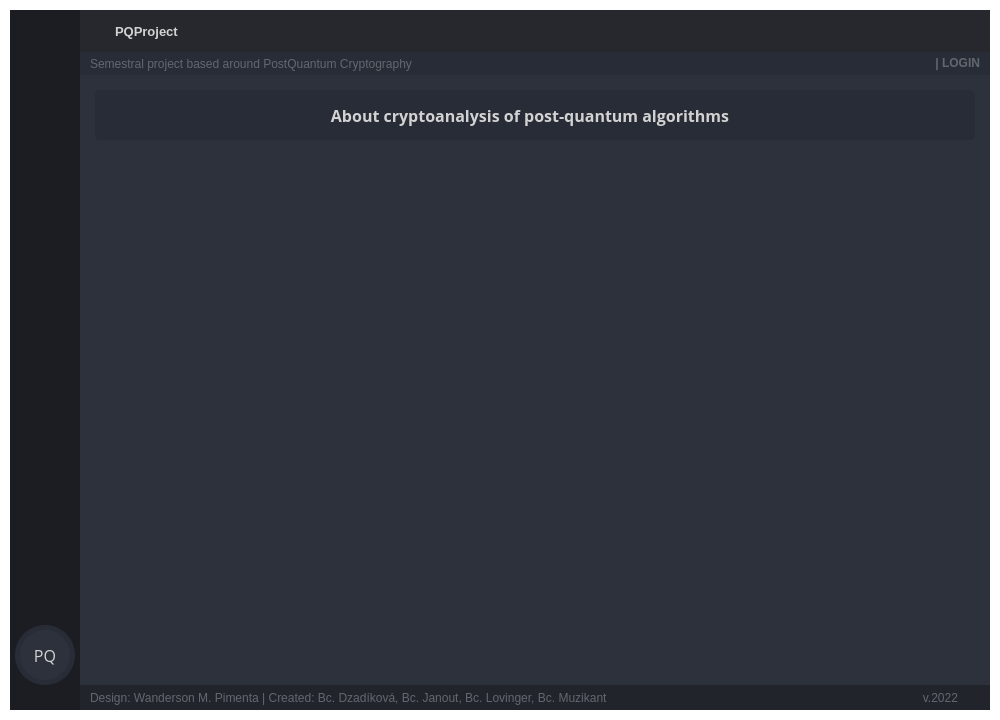
Above: gui/GUI_BASE.ui from Muzosh/PQ-crypto-test-app before the change. Below: the same form after it.
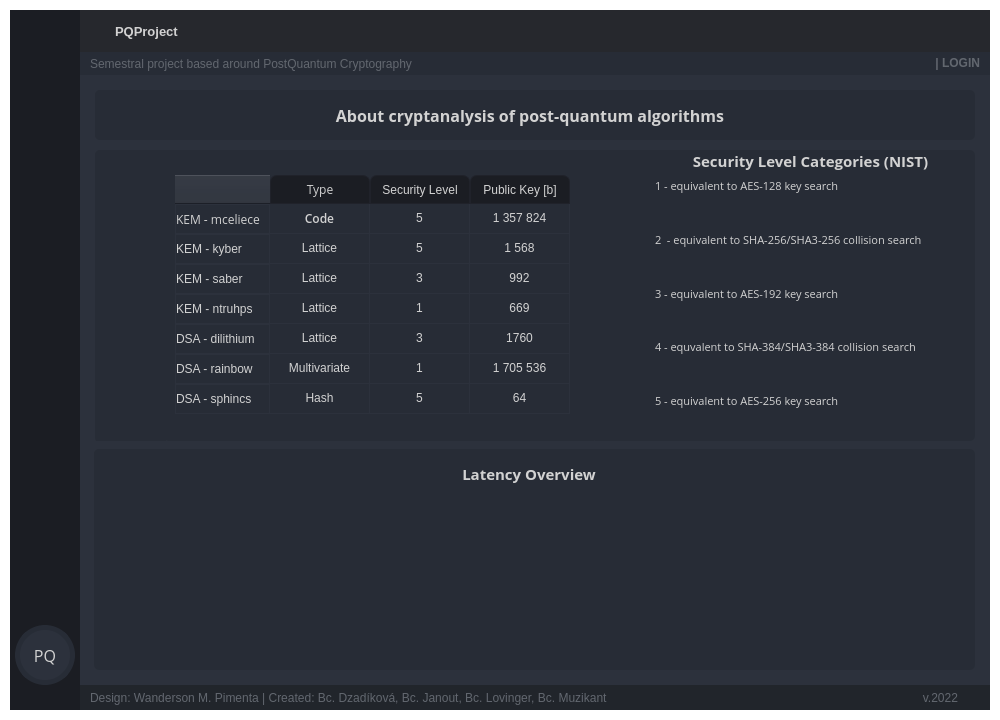
That is the form after the change. Icons and pictures are not drawn.

Commit message: Page_about - table, security levels

```diff
--- a/gui/GUI_BASE.ui
+++ b/gui/GUI_BASE.ui
@@ -6472,7 +6472,613 @@
                       </font>
                      </property>
                      <property name="text">
-                      <string>About cryptoanalysis of post-quantum algorithms</string>
+                      <string>About cryptanalysis of post-quantum algorithms</string>
+                     </property>
+                     <property name="alignment">
+                      <set>Qt::AlignCenter</set>
+                     </property>
+                    </widget>
+                   </widget>
+                   <widget class="QFrame" name="about_table_frame">
+                    <property name="geometry">
+                     <rect>
+                      <x>10</x>
+                      <y>70</y>
+                      <width>880</width>
+                      <height>291</height>
+                     </rect>
+                    </property>
+                    <property name="styleSheet">
+                     <string notr="true">background-color: rgb(39, 44, 54);
+border-radius: 5px;</string>
+                    </property>
+                    <property name="frameShape">
+                     <enum>QFrame::StyledPanel</enum>
+                    </property>
+                    <property name="frameShadow">
+                     <enum>QFrame::Raised</enum>
+                    </property>
+                    <widget class="QWidget" name="verticalLayoutWidget_9">
+                     <property name="geometry">
+                      <rect>
+                       <x>0</x>
+                       <y>0</y>
+                       <width>551</width>
+                       <height>293</height>
+                      </rect>
+                     </property>
+                     <layout class="QVBoxLayout" name="about_table_layout">
+                      <property name="leftMargin">
+                       <number>70</number>
+                      </property>
+                      <property name="topMargin">
+                       <number>15</number>
+                      </property>
+                      <item>
+                       <widget class="QTableWidget" name="about_table">
+                        <property name="sizePolicy">
+                         <sizepolicy hsizetype="Maximum" vsizetype="MinimumExpanding">
+                          <horstretch>0</horstretch>
+                          <verstretch>0</verstretch>
+                         </sizepolicy>
+                        </property>
+                        <property name="layoutDirection">
+                         <enum>Qt::LeftToRight</enum>
+                        </property>
+                        <property name="autoFillBackground">
+                         <bool>false</bool>
+                        </property>
+                        <property name="styleSheet">
+                         <string notr="true">QTableWidget {	
+	background-color: rgb(39, 44, 54);
+	padding: 10px;
+	border-radius: 5px;
+	gridline-color: rgb(44, 49, 60);
+	border-bottom: 1px solid rgb(44, 49, 60);
+}
+QTableWidget::item{
+	border-color: rgb(44, 49, 60);
+	padding-left: 5px;
+	padding-right: 5px;
+	gridline-color: rgb(44, 49, 60);
+}
+QTableWidget::item:selected{
+	background-color: rgb(85, 170, 255);
+}
+QScrollBar:horizontal {
+    border: none;
+    background: rgb(52, 59, 72);
+    height: 14px;
+    margin: 0px 21px 0 21px;
+	border-radius: 0px;
+}
+ QScrollBar:vertical {
+	border: none;
+    background: rgb(52, 59, 72);
+    width: 14px;
+    margin: 21px 0 21px 0;
+	border-radius: 0px;
+ }
+QHeaderView::section{
+	Background-color: rgb(39, 44, 54);
+	max-width: 30px;
+	border: 1px solid rgb(44, 49, 60);
+	border-style: none;
+    border-bottom: 1px solid rgb(44, 49, 60);
+    border-right: 1px solid rgb(44, 49, 60);
+}
+QTableWidget::horizontalHeader {	
+	background-color: rgb(81, 255, 0);
+}
+QHeaderView::section:horizontal
+{
+    border: 1px solid rgb(32, 34, 42);
+	background-color: rgb(27, 29, 35);
+	padding: 3px;
+	border-top-left-radius: 7px;
+    border-top-right-radius: 7px;
+}
+QHeaderView::section:vertical
+{
+    border: 1px solid rgb(44, 49, 60);
+}
+</string>
+                        </property>
+                        <property name="verticalScrollBarPolicy">
+                         <enum>Qt::ScrollBarAsNeeded</enum>
+                        </property>
+                        <property name="horizontalScrollBarPolicy">
+                         <enum>Qt::ScrollBarAsNeeded</enum>
+                        </property>
+                        <property name="sizeAdjustPolicy">
+                         <enum>QAbstractScrollArea::AdjustToContents</enum>
+                        </property>
+                        <property name="editTriggers">
+                         <set>QAbstractItemView::NoEditTriggers</set>
+                        </property>
+                        <property name="selectionMode">
+                         <enum>QAbstractItemView::SingleSelection</enum>
+                        </property>
+                        <property name="showGrid">
+                         <bool>true</bool>
+                        </property>
+                        <property name="sortingEnabled">
+                         <bool>false</bool>
+                        </property>
+                        <property name="wordWrap">
+                         <bool>false</bool>
+                        </property>
+                        <attribute name="horizontalHeaderCascadingSectionResizes">
+                         <bool>false</bool>
+                        </attribute>
+                        <attribute name="horizontalHeaderHighlightSections">
+                         <bool>false</bool>
+                        </attribute>
+                        <attribute name="horizontalHeaderShowSortIndicator" stdset="0">
+                         <bool>false</bool>
+                        </attribute>
+                        <attribute name="verticalHeaderHighlightSections">
+                         <bool>false</bool>
+                        </attribute>
+                        <row>
+                         <property name="text">
+                          <string>KEM - mceliece</string>
+                         </property>
+                         <property name="font">
+                          <font>
+                           <family>Open Sans</family>
+                          </font>
+                         </property>
+                        </row>
+                        <row>
+                         <property name="text">
+                          <string>KEM - kyber</string>
+                         </property>
+                        </row>
+                        <row>
+                         <property name="text">
+                          <string>KEM - saber</string>
+                         </property>
+                        </row>
+                        <row>
+                         <property name="text">
+                          <string>KEM - ntruhps</string>
+                         </property>
+                        </row>
+                        <row>
+                         <property name="text">
+                          <string>DSA - dilithium</string>
+                         </property>
+                        </row>
+                        <row>
+                         <property name="text">
+                          <string>DSA - rainbow</string>
+                         </property>
+                        </row>
+                        <row>
+                         <property name="text">
+                          <string>DSA - sphincs</string>
+                         </property>
+                        </row>
+                        <column>
+                         <property name="text">
+                          <string>Type</string>
+                         </property>
+                         <property name="font">
+                          <font>
+                           <family>Open Sans</family>
+                          </font>
+                         </property>
+                         <property name="textAlignment">
+                          <set>AlignCenter</set>
+                         </property>
+                        </column>
+                        <column>
+                         <property name="text">
+                          <string>Security Level</string>
+                         </property>
+                         <property name="textAlignment">
+                          <set>AlignCenter</set>
+                         </property>
+                        </column>
+                        <column>
+                         <property name="text">
+                          <string>Public Key [b]</string>
+                         </property>
+                         <property name="font">
+                          <font>
+                           <kerning>true</kerning>
+                          </font>
+                         </property>
+                         <property name="textAlignment">
+                          <set>AlignCenter</set>
+                         </property>
+                        </column>
+                        <item row="0" column="0">
+                         <property name="text">
+                          <string>Code</string>
+                         </property>
+                         <property name="font">
+                          <font>
+                           <family>Open Sans Semibold</family>
+                          </font>
+                         </property>
+                         <property name="textAlignment">
+                          <set>AlignCenter</set>
+                         </property>
+                        </item>
+                        <item row="0" column="1">
+                         <property name="text">
+                          <string>5</string>
+                         </property>
+                         <property name="textAlignment">
+                          <set>AlignCenter</set>
+                         </property>
+                        </item>
+                        <item row="0" column="2">
+                         <property name="text">
+                          <string>1 357 824</string>
+                         </property>
+                         <property name="textAlignment">
+                          <set>AlignCenter</set>
+                         </property>
+                        </item>
+                        <item row="1" column="0">
+                         <property name="text">
+                          <string>Lattice</string>
+                         </property>
+                         <property name="textAlignment">
+                          <set>AlignCenter</set>
+                         </property>
+                        </item>
+                        <item row="1" column="1">
+                         <property name="text">
+                          <string>5</string>
+                         </property>
+                         <property name="textAlignment">
+                          <set>AlignCenter</set>
+                         </property>
+                        </item>
+                        <item row="1" column="2">
+                         <property name="text">
+                          <string>1 568</string>
+                         </property>
+                         <property name="textAlignment">
+                          <set>AlignCenter</set>
+                         </property>
+                        </item>
+                        <item row="2" column="0">
+                         <property name="text">
+                          <string>Lattice</string>
+                         </property>
+                         <property name="textAlignment">
+                          <set>AlignCenter</set>
+                         </property>
+                        </item>
+                        <item row="2" column="1">
+                         <property name="text">
+                          <string>3</string>
+                         </property>
+                         <property name="textAlignment">
+                          <set>AlignCenter</set>
+                         </property>
+                        </item>
+                        <item row="2" column="2">
+                         <property name="text">
+                          <string>992</string>
+                         </property>
+                         <property name="textAlignment">
+                          <set>AlignCenter</set>
+                         </property>
+                        </item>
+                        <item row="3" column="0">
+                         <property name="text">
+                          <string>Lattice</string>
+                         </property>
+                         <property name="textAlignment">
+                          <set>AlignCenter</set>
+                         </property>
+                        </item>
+                        <item row="3" column="1">
+                         <property name="text">
+                          <string>1</string>
+                         </property>
+                         <property name="textAlignment">
+                          <set>AlignCenter</set>
+                         </property>
+                        </item>
+                        <item row="3" column="2">
+                         <property name="text">
+                          <string>669</string>
+                         </property>
+                         <property name="textAlignment">
+                          <set>AlignCenter</set>
+                         </property>
+                        </item>
+                        <item row="4" column="0">
+                         <property name="text">
+                          <string>Lattice</string>
+                         </property>
+                         <property name="toolTip">
+                          <string/>
+                         </property>
+                         <property name="font">
+                          <font>
+                           <kerning>true</kerning>
+                          </font>
+                         </property>
+                         <property name="textAlignment">
+                          <set>AlignCenter</set>
+                         </property>
+                        </item>
+                        <item row="4" column="1">
+                         <property name="text">
+                          <string>3</string>
+                         </property>
+                         <property name="textAlignment">
+                          <set>AlignCenter</set>
+                         </property>
+                        </item>
+                        <item row="4" column="2">
+                         <property name="text">
+                          <string>1760</string>
+                         </property>
+                         <property name="textAlignment">
+                          <set>AlignCenter</set>
+                         </property>
+                        </item>
+                        <item row="5" column="0">
+                         <property name="text">
+                          <string>Multivariate</string>
+                         </property>
+                         <property name="textAlignment">
+                          <set>AlignCenter</set>
+                         </property>
+                        </item>
+                        <item row="5" column="1">
+                         <property name="text">
+                          <string>1</string>
+                         </property>
+                         <property name="textAlignment">
+                          <set>AlignCenter</set>
+                         </property>
+                        </item>
+                        <item row="5" column="2">
+                         <property name="text">
+                          <string>1 705 536</string>
+                         </property>
+                         <property name="textAlignment">
+                          <set>AlignCenter</set>
+                         </property>
+                        </item>
+                        <item row="6" column="0">
+                         <property name="text">
+                          <string>Hash</string>
+                         </property>
+                         <property name="textAlignment">
+                          <set>AlignCenter</set>
+                         </property>
+                        </item>
+                        <item row="6" column="1">
+                         <property name="text">
+                          <string>5</string>
+                         </property>
+                         <property name="textAlignment">
+                          <set>AlignCenter</set>
+                         </property>
+                        </item>
+                        <item row="6" column="2">
+                         <property name="text">
+                          <string>64</string>
+                         </property>
+                         <property name="textAlignment">
+                          <set>AlignCenter</set>
+                         </property>
+                        </item>
+                       </widget>
+                      </item>
+                     </layout>
+                    </widget>
+                    <widget class="QWidget" name="verticalLayoutWidget_10">
+                     <property name="geometry">
+                      <rect>
+                       <x>560</x>
+                       <y>0</y>
+                       <width>311</width>
+                       <height>291</height>
+                      </rect>
+                     </property>
+                     <layout class="QVBoxLayout" name="about_info_layout">
+                      <item>
+                       <widget class="QLabel" name="about_info_box_label">
+                        <property name="sizePolicy">
+                         <sizepolicy hsizetype="Preferred" vsizetype="Maximum">
+                          <horstretch>0</horstretch>
+                          <verstretch>0</verstretch>
+                         </sizepolicy>
+                        </property>
+                        <property name="font">
+                         <font>
+                          <family>Open Sans</family>
+                          <pointsize>11</pointsize>
+                          <weight>75</weight>
+                          <bold>true</bold>
+                         </font>
+                        </property>
+                        <property name="layoutDirection">
+                         <enum>Qt::LeftToRight</enum>
+                        </property>
+                        <property name="text">
+                         <string>Security Level Categories (NIST)</string>
+                        </property>
+                        <property name="alignment">
+                         <set>Qt::AlignCenter</set>
+                        </property>
+                       </widget>
+                      </item>
+                      <item>
+                       <widget class="QLabel" name="about_info_sec1_label">
+                        <property name="font">
+                         <font>
+                          <family>Open Sans</family>
+                          <pointsize>8</pointsize>
+                         </font>
+                        </property>
+                        <property name="text">
+                         <string>1 - equivalent to AES-128 key search</string>
+                        </property>
+                        <property name="alignment">
+                         <set>Qt::AlignLeading|Qt::AlignLeft|Qt::AlignTop</set>
+                        </property>
+                        <property name="wordWrap">
+                         <bool>true</bool>
+                        </property>
+                        <property name="margin">
+                         <number>15</number>
+                        </property>
+                       </widget>
+                      </item>
+                      <item>
+                       <widget class="QLabel" name="about_info_sec2_label">
+                        <property name="font">
+                         <font>
+                          <family>Open Sans</family>
+                          <pointsize>8</pointsize>
+                         </font>
+                        </property>
+                        <property name="text">
+                         <string>2  - equivalent to SHA-256/SHA3-256 collision search</string>
+                        </property>
+                        <property name="alignment">
+                         <set>Qt::AlignLeading|Qt::AlignLeft|Qt::AlignTop</set>
+                        </property>
+                        <property name="wordWrap">
+                         <bool>true</bool>
+                        </property>
+                        <property name="margin">
+                         <number>15</number>
+                        </property>
+                       </widget>
+                      </item>
+                      <item>
+                       <widget class="QLabel" name="about_info_sec3_label">
+                        <property name="font">
+                         <font>
+                          <family>Open Sans</family>
+                          <pointsize>8</pointsize>
+                         </font>
+                        </property>
+                        <property name="text">
+                         <string>3 - equivalent to AES-192 key search</string>
+                        </property>
+                        <property name="alignment">
+                         <set>Qt::AlignLeading|Qt::AlignLeft|Qt::AlignTop</set>
+                        </property>
+                        <property name="wordWrap">
+                         <bool>true</bool>
+                        </property>
+                        <property name="margin">
+                         <number>15</number>
+                        </property>
+                       </widget>
+                      </item>
+                      <item>
+                       <widget class="QLabel" name="about_info_sec4_label">
+                        <property name="font">
+                         <font>
+                          <family>Open Sans</family>
+                          <pointsize>8</pointsize>
+                         </font>
+                        </property>
+                        <property name="text">
+                         <string>4 - equvalent to SHA-384/SHA3-384 collision search</string>
+                        </property>
+                        <property name="alignment">
+                         <set>Qt::AlignLeading|Qt::AlignLeft|Qt::AlignTop</set>
+                        </property>
+                        <property name="wordWrap">
+                         <bool>true</bool>
+                        </property>
+                        <property name="margin">
+                         <number>15</number>
+                        </property>
+                       </widget>
+                      </item>
+                      <item>
+                       <widget class="QLabel" name="about_info_sec5_label">
+                        <property name="font">
+                         <font>
+                          <family>Open Sans</family>
+                          <pointsize>8</pointsize>
+                         </font>
+                        </property>
+                        <property name="text">
+                         <string>5 - equivalent to AES-256 key search</string>
+                        </property>
+                        <property name="alignment">
+                         <set>Qt::AlignLeading|Qt::AlignLeft|Qt::AlignTop</set>
+                        </property>
+                        <property name="wordWrap">
+                         <bool>true</bool>
+                        </property>
+                        <property name="margin">
+                         <number>15</number>
+                        </property>
+                       </widget>
+                      </item>
+                     </layout>
+                    </widget>
+                   </widget>
+                   <widget class="QFrame" name="about_latency_frame">
+                    <property name="geometry">
+                     <rect>
+                      <x>9</x>
+                      <y>369</y>
+                      <width>881</width>
+                      <height>221</height>
+                     </rect>
+                    </property>
+                    <property name="styleSheet">
+                     <string notr="true">background-color: rgb(39, 44, 54);
+border-radius: 5px;</string>
+                    </property>
+                    <property name="frameShape">
+                     <enum>QFrame::StyledPanel</enum>
+                    </property>
+                    <property name="frameShadow">
+                     <enum>QFrame::Raised</enum>
+                    </property>
+                    <widget class="QLabel" name="about_label_2">
+                     <property name="geometry">
+                      <rect>
+                       <x>0</x>
+                       <y>0</y>
+                       <width>870</width>
+                       <height>50</height>
+                      </rect>
+                     </property>
+                     <property name="sizePolicy">
+                      <sizepolicy hsizetype="Expanding" vsizetype="Fixed">
+                       <horstretch>0</horstretch>
+                       <verstretch>0</verstretch>
+                      </sizepolicy>
+                     </property>
+                     <property name="minimumSize">
+                      <size>
+                       <width>0</width>
+                       <height>40</height>
+                      </size>
+                     </property>
+                     <property name="font">
+                      <font>
+                       <family>Open Sans</family>
+                       <pointsize>11</pointsize>
+                       <weight>75</weight>
+                       <bold>true</bold>
+                      </font>
+                     </property>
+                     <property name="text">
+                      <string>Latency Overview</string>
                      </property>
                      <property name="alignment">
                       <set>Qt::AlignCenter</set>
```
Left out of the diff: 2 changed lines with no effect on the pictures.
